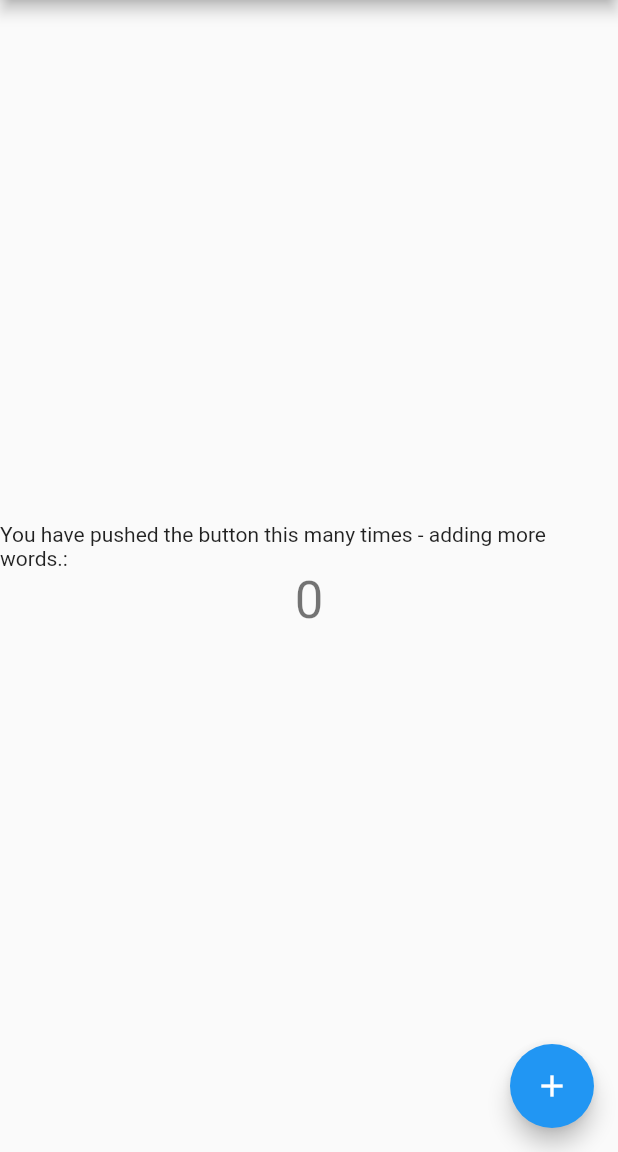
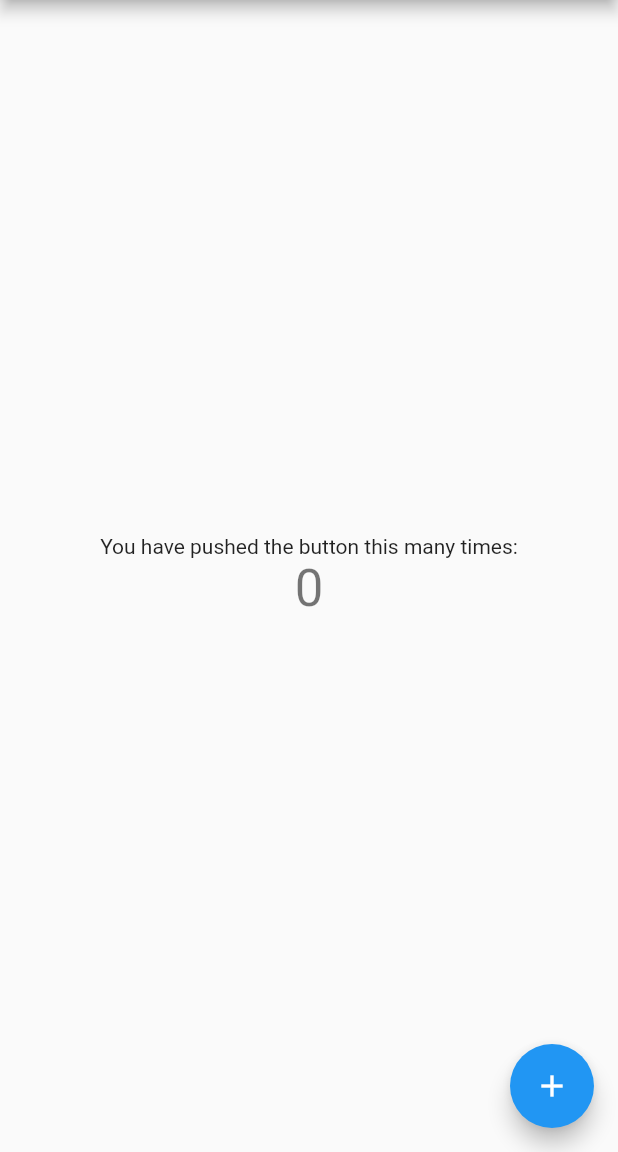
Before and after one commit to Stef-GMS/testing_renaming_objects, a Flutter app: the screen it shows after launch, on a phone screen of 412 x 824 dp, the part 84-1236 px from its top. Run offline on Flutter 3.47's test engine with Material 2 defaults, Android fonts, the phone set to English and light mode, and no system bars.

Commit message:
removed words and renamed in one git commit

```diff
--- a/lib/main.dart
+++ b/lib/main.dart
@@ -1,5 +1,5 @@
 import 'package:flutter/material.dart';
-import 'package:testingrenamingobjects/testing_here/my_home_page_second_rename.dart';
+import 'package:testingrenamingobjects/testing_here/my_home_page.dart';
 
 void main() {
   runApp(MyApp());
--- a/lib/testing_here/my_home_page_second_rename.dart
+++ b/lib/testing_here/my_home_page.dart
@@ -68,7 +68,7 @@ class _MyHomePageState extends State<MyHomePage> {
           mainAxisAlignment: MainAxisAlignment.center,
           children: <Widget>[
             Text(
-              'You have pushed the button this many times - adding more words.:',
+              'You have pushed the button this many times:',
             ),
             Text(
               '$_counter',
```
